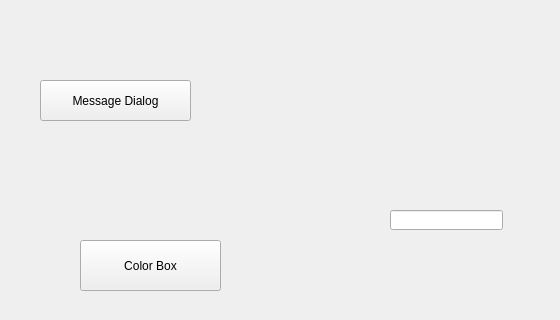
Old version of the form Qt/04Qdialog/dialoglearn.ui in the repository 1ove2/workspace; both pictures show x 0 to 560 and y 0 to 320 of the 800 by 600 pixel window.
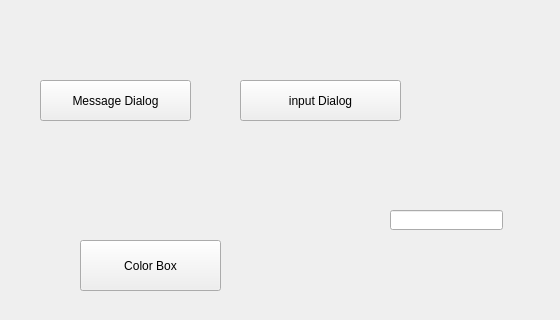
New version of the form.

Commit message: add input dialog

Patch:
```diff
--- a/Qt/04Qdialog/dialoglearn.ui
+++ b/Qt/04Qdialog/dialoglearn.ui
@@ -49,6 +49,19 @@
     </rect>
    </property>
   </widget>
+  <widget class="QPushButton" name="pushButton">
+   <property name="geometry">
+    <rect>
+     <x>240</x>
+     <y>80</y>
+     <width>161</width>
+     <height>41</height>
+    </rect>
+   </property>
+   <property name="text">
+    <string>input Dialog</string>
+   </property>
+  </widget>
  </widget>
  <resources/>
  <connections/>
```
The commit also changes 3 other files.
